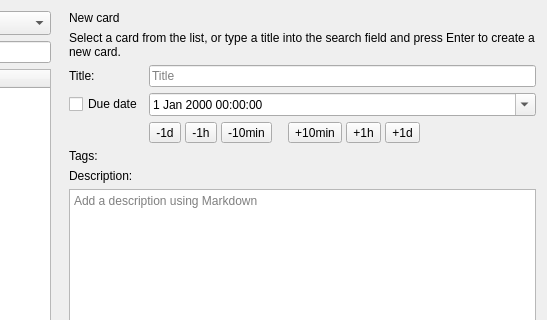
First picture: the form in src/dialogs/nextclouddeckdialog.ui, repository pbek/QOwnNotes, before the edit; both pictures show x 371 to 918 and y 0 to 320 of the 918 by 560 pixel window.
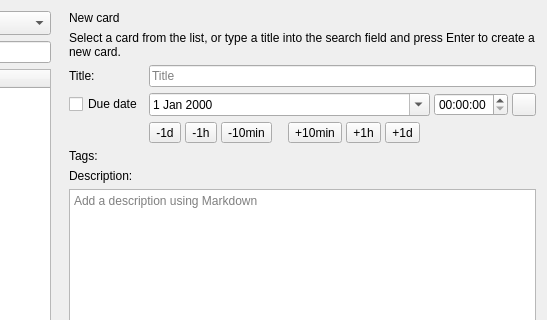
Second picture: the form after the edit. Icons and pictures are not drawn. Custom widgets are drawn as their Qt base class.

Commit message: #3856 deck: add time picker and separate date and time fields for due dates

```diff
--- a/src/dialogs/nextclouddeckdialog.ui
+++ b/src/dialogs/nextclouddeckdialog.ui
@@ -83,20 +83,40 @@
        </widget>
       </item>
       <item row="3" column="1">
-       <widget class="QDateTimeEdit" name="dueDateTimeEdit">
+       <layout class="QHBoxLayout" name="dueDateTimeLayout">
+        <property name="spacing">
+         <number>4</number>
+        </property>
+        <item>
+         <widget class="QDateEdit" name="dueDateEdit">
+          <property name="toolTip">
+           <string>Due date of the card</string>
+          </property>
         <property name="sizePolicy">
          <sizepolicy hsizetype="Expanding" vsizetype="Fixed">
           <horstretch>0</horstretch>
           <verstretch>0</verstretch>
          </sizepolicy>
         </property>
+          <property name="calendarPopup">
+           <bool>true</bool>
+          </property>
+         </widget>
+        </item>
+        <item>
+         <widget class="QTimeEdit" name="dueTimeEdit">
+          <property name="toolTip">
+           <string>Due time of the card</string>
+          </property>
         <property name="currentSection">
          <enum>QDateTimeEdit::HourSection</enum>
         </property>
-        <property name="calendarPopup">
-         <bool>true</bool>
-        </property>
-       </widget>
+         </widget>
+        </item>
+        <item>
+         <widget class="TimePickerButton" name="dueTimePickerButton"/>
+        </item>
+       </layout>
       </item>
       <item row="4" column="1">
        <widget class="QFrame" name="dueDateAdjustFrame">
@@ -527,6 +547,11 @@
    <extends>QWidget</extends>
    <header location="global">widgets/tagchipswidget.h</header>
   </customwidget>
+  <customwidget>
+   <class>TimePickerButton</class>
+   <extends>QToolButton</extends>
+   <header location="global">widgets/timepickerbutton.h</header>
+  </customwidget>
  </customwidgets>
  <tabstops>
   <tabstop>boardStackComboBox</tabstop>
```
Left out of the diff: 4 changed lines with no effect on the pictures. Lines whose indentation alone changed are shown as unchanged. The commit also changes 11 other files.
